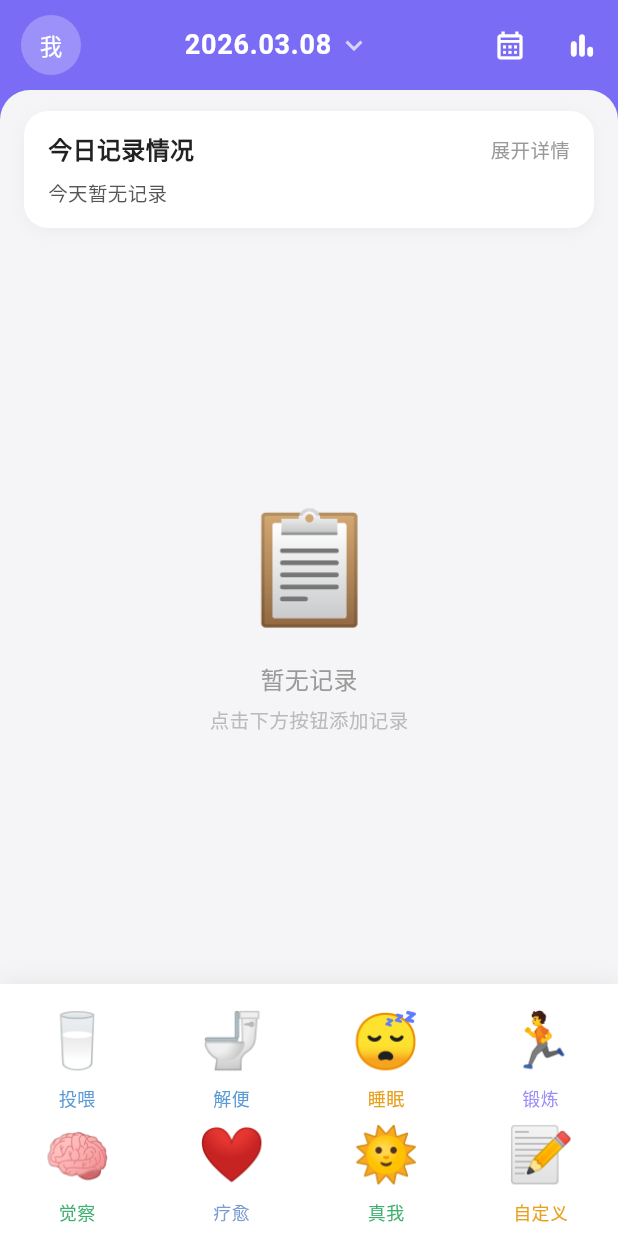
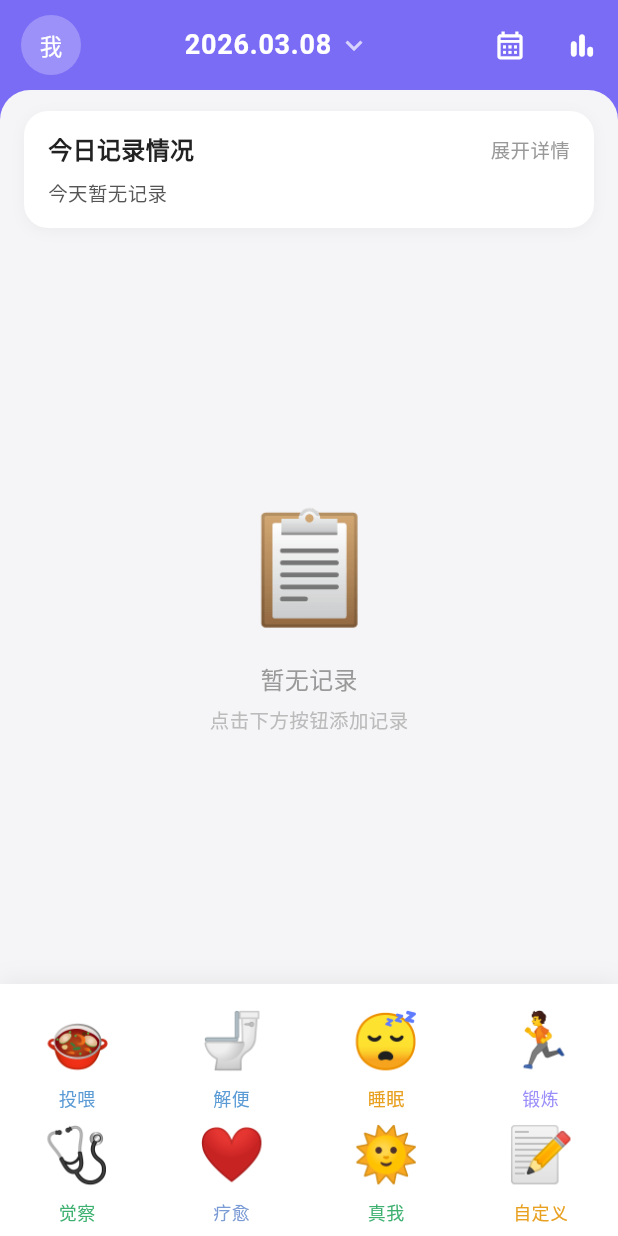
Before and after one commit to zhangxin142603-jpg/health_tracker, a Flutter app: the screen it shows after launch, on a phone screen of 412 x 824 dp. Run offline on Flutter 3.47's test engine with Material 3 defaults, Android fonts, the phone set to English and light mode, and no system bars; Roboto replaces fonts that are missing (PingFang SC).

Commit message:
feat: 更新喂养术语和开发配置
- 将"喂奶"改为"投喂"，统一术语
- 更新功能按钮Emoji图标为简约现代风格
- 添加VSCode开发环境配置文件
- 更新解便相关术语为"解大/解小"

```diff
--- a/lib/constants/emojis.dart
+++ b/lib/constants/emojis.dart
@@ -1,11 +1,11 @@
 // 功能按钮Emoji常量
 class AppEmojis {
   // 主要功能Emoji
-  static const String feeding = '🥛';      // 投喂 - 原🍼
+  static const String feeding = '🍲';      // 投喂 - 原🍼
   static const String diaper = '🚽';       // 解便 - 原👶
   static const String sleep = '😴';        // 睡眠 - 原🌙
   static const String exercise = '🏃';     // 锻炼 - 原🚩
-  static const String awareness = '🧠';    // 觉察 - 原🌡️
+  static const String awareness = '🩺';    // 觉察 - 原🌡️
   static const String healing = '❤️';      // 疗愈 - 原💊
   static const String self = '🌞';         // 真我 - 原🤱
   static const String custom = '📝';       // 自定义 - 原✏️
--- a/lib/l10n/strings.dart
+++ b/lib/l10n/strings.dart
@@ -72,9 +72,9 @@ class AppStrings {
   static const String diaper = '解便';
   static const String diaperRecord = '解便记录';
   static const String diaperCount = '解便 {count}次';
-  static const String poop = '大便';
-  static const String pee = '小便';
-  static const String poopPee = '大便+小便';
+  static const String poop = '解大';
+  static const String pee = '解小';
+  static const String poopPee = '解大+解小';
   static const String diaperStatus = '解便类型';
   static const String diaperPageTitle = '解便';
   static const String diaperStatusLabel = '解便类型';
--- a/lib/main.dart
+++ b/lib/main.dart
@@ -229,7 +229,7 @@ class _HomePageState extends State<HomePage> {
 
     // Build summary parts
     final parts = <String>[];
-    if (feedCount.isNotEmpty) parts.add('喂奶 ${feedCount.length}次');
+    if (feedCount.isNotEmpty) parts.add('投喂 ${feedCount.length}次');
     if (diaperList.isNotEmpty) parts.add('解便 ${diaperList.length}次');
     if (sleepList.isNotEmpty) parts.add('睡眠 ${sleepList.length}次');
     for (final t in ['锻炼', '觉察', '疗愈', '真我']) {
--- a/lib/models/baby_entries.dart
+++ b/lib/models/baby_entries.dart
@@ -75,11 +75,11 @@ class DiaperEntry {
   String get typeLabel {
     switch (diaperType) {
       case 'poop':
-        return '大便';
+        return '解大';
       case 'both':
-        return '大便+小便';
+        return '解大+解小';
       default:
-        return '小便';
+        return '解小';
     }
   }
 
```
Also changed, not shown: pubspec.lock.
